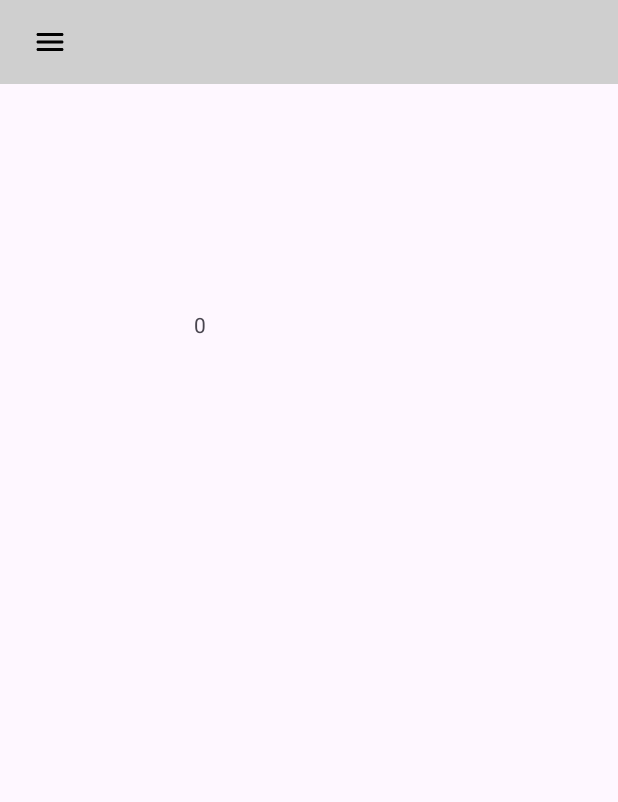
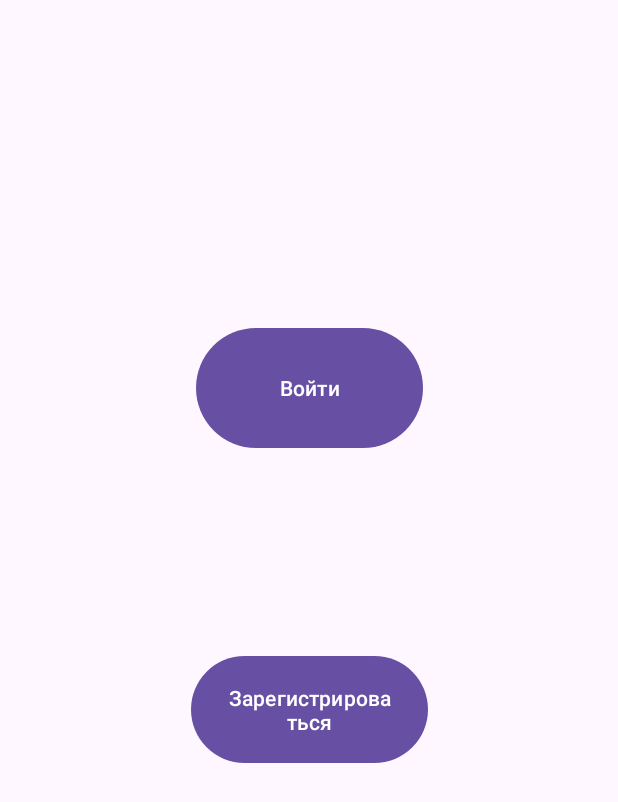
Before and after one commit to GhOsTiK56/University_Kurs2_EcoLog, an Android app: the screen it shows after launch (Main_Menu before the commit, Registration_Window after it), on a phone screen of 412 x 824 dp. Shown: the top 802 px of the screen. Run offline under Robolectric (Android 15) with nearby library versions, the phone set to English and light mode, and no system bars.

Commit message:
Commit 1

```diff
--- a/app/src/main/AndroidManifest.xml
+++ b/app/src/main/AndroidManifest.xml
@@ -12,6 +12,9 @@
         android:supportsRtl="true"
         android:theme="@style/Theme.EcoLog"
         tools:targetApi="31">
+        <activity
+            android:name=".Main_Activity.Registration_Window"
+            android:exported="false" />
         <activity
             android:name=".Emissions.Emissions_Resolve"
             android:exported="false" />
--- a/app/src/main/java/com/hfad/ecolog/Main_Activity/Main_Menu.java
+++ b/app/src/main/java/com/hfad/ecolog/Main_Activity/Main_Menu.java
@@ -48,17 +48,17 @@ public class Main_Menu extends AppCompatActivity {
         myDbManager = new MyDbManager(this);
         myDbManager.openDb();
         float sum = 0.0F;
-        if(myDbManager.ReadFromDb().isEmpty())
-            textEmissions.append("0");
+/*        if(myDbManager.ReadFromDb().isEmpty())
+            textEmissions.append("0");*/
 
-        else{
+        /*else{
             for(String num :myDbManager.ReadFromDb()){
                 float Value = Float.parseFloat(num);
                 sum += Value;
             }
             textEmissions.append(String.valueOf(sum)) ;
             myDbManager.CloseDb();
-        }
+        }*/
 
         //Если жмакаем на фотку то выведется надпись
         View headerView = navigationView.getHeaderView(0);
--- /dev/null
+++ b/app/src/main/java/com/hfad/ecolog/Main_Activity/Registration_Window.java
@@ -0,0 +1,105 @@
+/*
+Класс Registration_Window отвечает за регистрацию пользователя и добавление его в базу данных.
+В классе реализованно 3 методов:
+
+*/
+
+package com.hfad.ecolog.Main_Activity;
+
+import android.content.DialogInterface;
+import android.os.Bundle;
+import android.text.TextUtils;
+import android.view.LayoutInflater;
+import android.view.View;
+import android.widget.Button;
+import android.widget.Toast;
+
+import androidx.appcompat.app.AlertDialog;
+import androidx.appcompat.app.AppCompatActivity;
+import androidx.constraintlayout.widget.ConstraintLayout;
+
+import com.google.android.material.textfield.TextInputEditText;
+import com.hfad.ecolog.DataBase.MyDbManager;
+import com.hfad.ecolog.R;
+
+public class Registration_Window extends AppCompatActivity {
+    Button ButtonEnter, ButtonRegistration;
+    MyDbManager myDbManager;
+    ConstraintLayout root;
+
+    @Override
+    protected void onCreate(Bundle savedInstanceState) {
+        super.onCreate(savedInstanceState);
+        setContentView(R.layout.activity_registration_window);
+        ButtonEnter = findViewById(R.id.ButtonEnter);
+        ButtonRegistration = findViewById(R.id.ButtonRegistration);
+        root = findViewById(R.id.root_element);
+
+        myDbManager = new MyDbManager(this);
+
+        ButtonRegistration.setOnClickListener(new View.OnClickListener() {
+            @Override
+            public void onClick(View v) {
+                showRegisterWindow();
+            }
+        });
+    }
+
+    private void showRegisterWindow() {
+        AlertDialog.Builder dialog = new AlertDialog.Builder(this);
+        dialog.setTitle("Зарегистрироваться"); //Заголовок окна
+        dialog.setMessage("Введите все данные для регистрации"); //Небольшая подпись под заголовком
+
+        LayoutInflater inflater = LayoutInflater.from(this); //
+        View dialog_registration_window = inflater.inflate(R.layout.dialog_registration_window, null);
+        dialog.setView(dialog_registration_window);
+
+        final TextInputEditText email = dialog_registration_window.findViewById(R.id.EmailField);
+        final TextInputEditText password = dialog_registration_window.findViewById(R.id.PasswordField);
+        final TextInputEditText name = dialog_registration_window.findViewById(R.id.NameField);
+        final TextInputEditText phone = dialog_registration_window.findViewById(R.id.PhoneField);
+
+        dialog.setNegativeButton("Отменить", new DialogInterface.OnClickListener() {
+            @Override
+            public void onClick(DialogInterface dialogInterface, int which) {
+                dialogInterface.dismiss();
+            }
+        });
+
+        dialog.setPositiveButton("Подтвердить", new DialogInterface.OnClickListener() {
+            @Override
+            public void onClick(DialogInterface dialogInterface, int which) {
+                if (TextUtils.isEmpty(email.getText().toString())){
+                    Toast.makeText(root.getContext(), "Введите ваш Email", Toast.LENGTH_SHORT).show();
+                    return;
+                }
+
+                if (TextUtils.isEmpty(password.getText().toString())){
+                    Toast.makeText(root.getContext(), "Введите ваш пароль", Toast.LENGTH_SHORT).show();
+                    return;
+                }
+
+                if (password.getText().toString().length() < 5){
+                    Toast.makeText(root.getContext(), "Пароль должен быть больше 5 символов", Toast.LENGTH_SHORT).show();
+                    return;
+                }
+
+                if (TextUtils.isEmpty(name.getText().toString())){
+                    Toast.makeText(root.getContext(), "Введите ваше имя", Toast.LENGTH_SHORT).show();
+                    return;
+                }
+
+                if (TextUtils.isEmpty(phone.getText().toString())){
+                    Toast.makeText(root.getContext(), "Введите ваш телефон", Toast.LENGTH_SHORT).show();
+                    return;
+                }
+
+                //Регистрация пользователя
+
+            }
+        });
+    dialog.show();
+    }
+
+
+}
--- a/app/src/main/java/com/hfad/ecolog/Main_Activity/Splash_Screen.java
+++ b/app/src/main/java/com/hfad/ecolog/Main_Activity/Splash_Screen.java
@@ -32,7 +32,7 @@ public class Splash_Screen extends AppCompatActivity {
                     }
                 } catch (Exception ignored){} // Здесь происходит обработка исключений, в данном случае она пуста, чтобы просто ингорить исключение
                 finally {
-                    Intent intent = new Intent(Splash_Screen.this, Main_Menu.class);
+                    Intent intent = new Intent(Splash_Screen.this, Registration_Window.class);
                     startActivity(intent);
                 }
             }
--- /dev/null
+++ b/app/src/main/res/layout/activity_registration_window.xml
@@ -0,0 +1,31 @@
+<?xml version="1.0" encoding="utf-8"?>
+<androidx.constraintlayout.widget.ConstraintLayout xmlns:android="http://schemas.android.com/apk/res/android"
+    xmlns:app="http://schemas.android.com/apk/res-auto"
+    xmlns:tools="http://schemas.android.com/tools"
+    android:id="@+id/root_element"
+    android:layout_width="match_parent"
+    android:layout_height="match_parent"
+    tools:context=".Main_Activity.Registration_Window">
+
+    <Button
+        android:id="@+id/ButtonEnter"
+        android:layout_width="151dp"
+        android:layout_height="88dp"
+        android:text="@string/ButtonEnter"
+        app:layout_constraintBottom_toBottomOf="parent"
+        app:layout_constraintEnd_toEndOf="parent"
+        app:layout_constraintStart_toStartOf="parent"
+        app:layout_constraintTop_toTopOf="parent"
+        app:layout_constraintVertical_bias="0.292" />
+
+    <Button
+        android:id="@+id/ButtonRegistration"
+        android:layout_width="158dp"
+        android:layout_height="79dp"
+        android:text="@string/ButtonRegistration"
+        app:layout_constraintBottom_toBottomOf="parent"
+        app:layout_constraintEnd_toEndOf="parent"
+        app:layout_constraintStart_toStartOf="parent"
+        app:layout_constraintTop_toTopOf="parent"
+        app:layout_constraintVertical_bias="0.582" />
+</androidx.constraintlayout.widget.ConstraintLayout>
--- a/app/src/main/res/layout/emissions_car.xml
+++ b/app/src/main/res/layout/emissions_car.xml
@@ -28,7 +28,7 @@
         app:layout_constraintTop_toTopOf="parent" />
 
     <EditText
-        android:id="@+id/KM"
+        android:id="@+id/Kilometrs"
         android:layout_width="227dp"
         android:layout_height="59dp"
         android:layout_marginTop="176dp"
--- a/app/src/main/res/values/strings.xml
+++ b/app/src/main/res/values/strings.xml
@@ -4,11 +4,16 @@
     <string name="ButtonConfirm">Confirm</string>
     <string name="ButtonRecalculate">Recalculate</string>
     <string name="ButtonMainMenu">Main menu</string>
+    <string name="ButtonEnter">Войти</string>
+    <string name="ButtonRegistration">Зарегистрироваться</string>
+    <string name="EditEmail">Введите Email</string>
+    <string name="EditPassword">Введите пароль</string>
+    <string name="EditName">Введите имя</string>
+    <string name="EditTele">Введите номер телефона</string>
+
 
 
     <string name="TextPresentable">Добро пожаловать в EcoLog!!!!</string>
-
-
     <string name="Text_Third">Для начала давайте насчитаем ваше потребление по коммунальным услугам!
     Введите следующие данные:</string>
 
```
Also changed, not shown: app/src/main/java/com/hfad/ecolog/DataBase/MyConstants.java (+9 -7 lines), app/src/main/java/com/hfad/ecolog/DataBase/MyDbHelper.java (+7 -0 lines), app/src/main/java/com/hfad/ecolog/DataBase/MyDbManager.java (+16 -12 lines), app/src/main/java/com/hfad/ecolog/Emissions/Emissions_Car.java (+13 -28 lines), app/src/main/java/com/hfad/ecolog/Emissions/Emissions_Communal.java (+5 -10 lines), app/src/main/java/com/hfad/ecolog/Emissions/Emissions_Resolve.java (+19 -26 lines), app/src/main/res/layout/dialog_registration_window.xml (added, +59 -0 lines).
